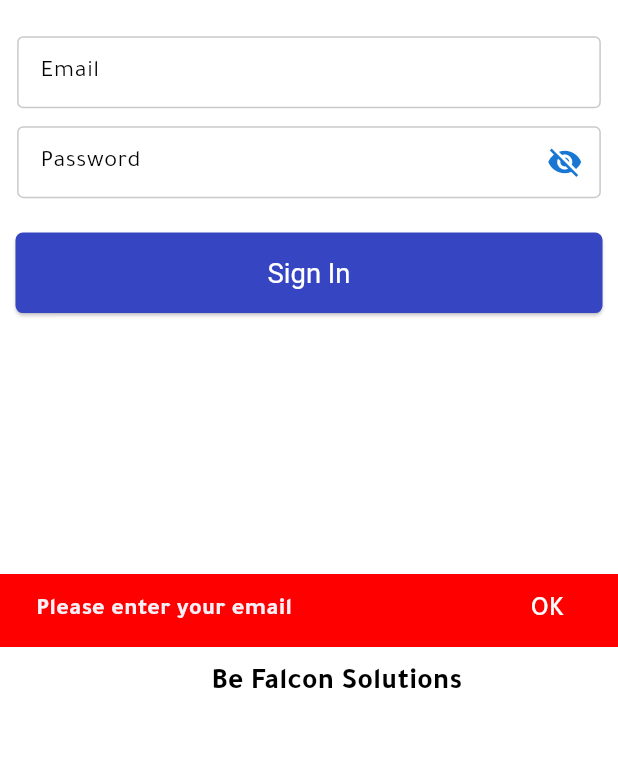
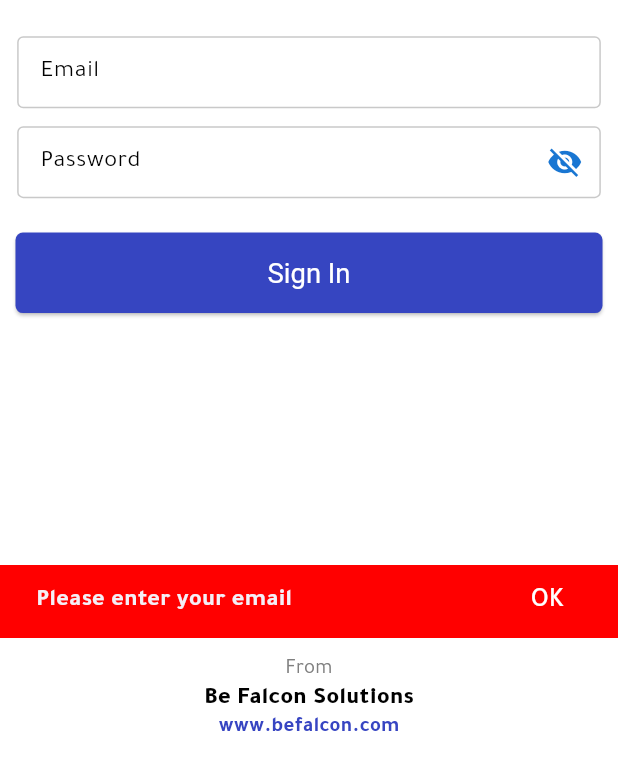
Before and after one commit to BFS-MobileApp/land_lord_statistics, a Flutter app: the screen it shows after launch, after a tap on "Sign In", on a phone screen of 412 x 824 dp, the part 469-1236 px from its top. Run offline on Flutter 3.47's test engine with Material 3 defaults, Android fonts, the phone set to English and light mode, and no system bars; our stand-ins replace bloc, dartz, dio, equatable, flutter_bloc, flutter_colorpicker and 8 more; missing offline and left inert: country_flags; accounts and stored records are empty; network calls fail.

Commit message:
- New Design - Editing

```diff
--- a/lib/core/utils/assets_manager.dart
+++ b/lib/core/utils/assets_manager.dart
@@ -4,6 +4,7 @@ class AssetsManager{
 
   static const String imageIcon = '$imagePath/icon.png';
   static const String logoIcon = '$imagePath/logo.png';
+  static const String appLogo = '$imagePath/app_logo.png';
   static const String noDataImage = '$imagePath/noData.png';
   static const String back = '$imagePath/back_icon.png';
   static const String search = '$imagePath/search.png';
@@ -16,5 +17,7 @@ class AssetsManager{
   static const String dateSVG = '$imagePath/date.svg';
   static const String settingSVG = '$imagePath/settings.svg';
   static const String language = '$imagePath/language.svg';
+  static const String searchSVG = '$imagePath/search.svg';
+
 
 }
--- a/lib/core/utils/local_strings.dart
+++ b/lib/core/utils/local_strings.dart
@@ -48,7 +48,9 @@ class LocalStrings extends Translations {
       "hi":"اهلا",
       "language":"اللغة",
       "manageAccounts":"ادارة الحسابات",
-      "addAnotherMail":"اضافة حساب اخر"
+      "addAnotherMail":"اضافة حساب اخر",
+      "closeAppPhase":"تسجيل الخروج",
+      "deleteAccount":"حذف الحساب"
     },
     'en_US': {
       "appName":"Claimizer",
@@ -96,7 +98,7 @@ class LocalStrings extends Translations {
       "language":"Language",
       "manageAccounts":"Manage Accounts",
       "addAnotherMail":"Add Another Email",
-      "closeAppPhase":"Close the App",
+      "closeAppPhase":"Logout",
       "deleteAccount":"Delete Account"
 
     },
--- a/lib/feature/splash/presentation/screen/splash_screen.dart
+++ b/lib/feature/splash/presentation/screen/splash_screen.dart
@@ -60,7 +60,7 @@ class _SplashScreenState extends State<SplashScreen> {
   Widget build(BuildContext context) {
     return Scaffold(
       body: Center(
-        child: Image.asset(AssetsManager.logoIcon , height: ScreenUtil().setHeight(45),width: ScreenUtil().setWidth(45),),
+        child: Image.asset(AssetsManager.logoIcon , height: ScreenUtil().setHeight(65),width: ScreenUtil().setWidth(65),),
       ),
     );
   }
--- a/lib/widgets/logo_widget.dart
+++ b/lib/widgets/logo_widget.dart
@@ -3,10 +3,9 @@ import 'package:flutter/material.dart';
 import 'package:flutter_screenutil/flutter_screenutil.dart';
 import 'package:url_launcher/url_launcher.dart';
 
-import '../core/utils/helper.dart';
 
 class LogoWidget extends StatelessWidget {
-  const LogoWidget({Key? key}) : super(key: key);
+  const LogoWidget({super.key});
 
   Future<void> _launchUrl() async {
     final Uri url = Uri.parse('https://www.befalcon.com');
@@ -18,11 +17,21 @@ class LogoWidget extends StatelessWidget {
   @override
   Widget build(BuildContext context) {
     return BottomAppBar(
+      height: ScreenUtil().setHeight(72),
       color: Colors.transparent,
       elevation: 0,
       child: Container(
-        margin: Helper.getCurrentLocal() == 'AR' ? EdgeInsets.only(right: MediaQuery.of(context).size.width/3.3 , bottom: ScreenUtil().setHeight(10)) : EdgeInsets.only(left: MediaQuery.of(context).size.width/3.3 , bottom: ScreenUtil().setHeight(10)),
-        child: Text('Be Falcon Solutions' , style: TextStyle(fontWeight: FontWeight.bold , color: AppColors.black , fontSize: 17.sp),),
+        //margin: EdgeInsets.only(bottom: ScreenUtil().setHeight(10)),
+        child: Column(
+          children: [
+            Text('From' , style: TextStyle(fontWeight: FontWeight.w400 , color: const Color(0xFF808080) , fontSize: 12.sp),),
+            Text('Be Falcon Solutions' , style: TextStyle(fontWeight: FontWeight.w800 , color: AppColors.black , fontSize: 14.sp),),
+            InkWell(
+              onTap: _launchUrl,
+              child: Text('www.befalcon.com' , style: TextStyle(fontWeight: FontWeight.w600 , color: AppColors.loginPhaseFontColor , fontSize: 12.sp),),
+            )
+          ],
+        ),
       ),
     );
   }
```
Also changed, not shown: lib/feature/setting/presentation/widget/user_accounts_item.dart (+6 -1 lines), lib/feature/statistics/presentation/screen/statistic_screen.dart (+3 -4 lines), pubspec.yaml (+11 -11 lines), pubspec.lock.
